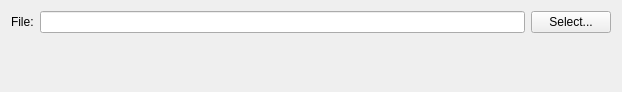
The window that volumina/widgets/multiscaleFileExportOptionsWidget.ui (ilastik/volumina) describes before a commit, drawn with Qt 5.
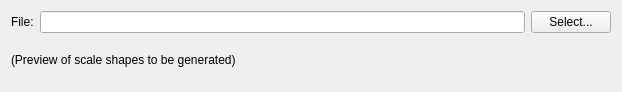
The same window after the commit.

Commit message: Multiscale widget: Add scales preview

What changed in the file:
```diff
--- a/volumina/widgets/multiscaleFileExportOptionsWidget.ui
+++ b/volumina/widgets/multiscaleFileExportOptionsWidget.ui
@@ -30,19 +30,6 @@
    <item row="0" column="1">
     <widget class="QLineEdit" name="filepathEdit"/>
    </item>
-   <item row="1" column="2">
-    <spacer name="verticalSpacer">
-     <property name="orientation">
-      <enum>Qt::Vertical</enum>
-     </property>
-     <property name="sizeHint" stdset="0">
-      <size>
-       <width>20</width>
-       <height>219</height>
-      </size>
-     </property>
-    </spacer>
-   </item>
    <item row="0" column="2">
     <widget class="QPushButton" name="fileSelectButton">
      <property name="text">
@@ -50,6 +37,13 @@
      </property>
     </widget>
    </item>
+   <item row="1" column="0" colspan="3">
+    <widget class="QLabel" name="scalesOutputLabel">
+     <property name="text">
+      <string>(Preview of scale shapes to be generated)</string>
+     </property>
+    </widget>
+   </item>
   </layout>
  </widget>
  <resources/>
```
The commit also changes 2 other files.
